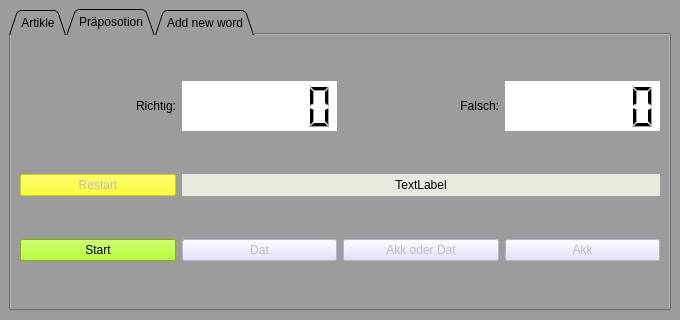
This is data/untitled.ui in DexterXS/GermanX as Qt 5 draws it before an edit. The edited form follows.
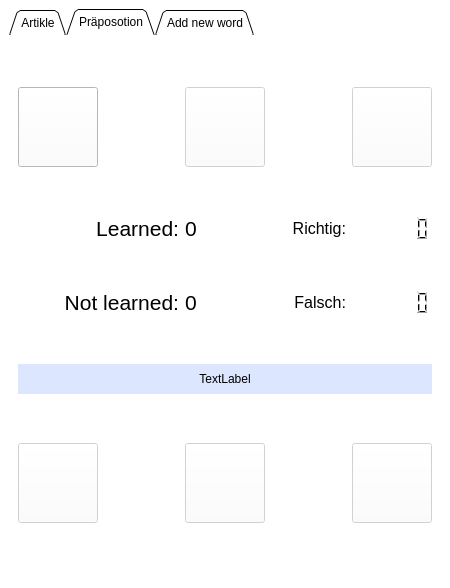
This is the edited form. Icons and pictures are not drawn.

Commit message: change interface and add images and add button stop

```diff
--- a/data/untitled.ui
+++ b/data/untitled.ui
@@ -6,10 +6,16 @@
    <rect>
     <x>0</x>
     <y>0</y>
-    <width>680</width>
-    <height>320</height>
+    <width>450</width>
+    <height>588</height>
    </rect>
   </property>
+  <property name="maximumSize">
+   <size>
+    <width>450</width>
+    <height>640</height>
+   </size>
+  </property>
   <property name="windowTitle">
    <string>Lernen Deutsch</string>
   </property>
@@ -20,12 +26,17 @@
   </property>
   <property name="styleSheet">
    <string notr="true">background-color: rgb(156, 156, 156);
+background-color: rgb(255, 255, 255);
 </string>
   </property>
   <widget class="QWidget" name="centralwidget">
    <layout class="QGridLayout" name="gridLayout_2">
-    <item row="1" column="0">
+    <item row="0" column="0">
      <widget class="QTabWidget" name="Preposition">
+      <property name="styleSheet">
+       <string notr="true">background-color: rgb(255, 255, 255);
+border-color: rgb(0, 0, 0);</string>
+      </property>
       <property name="tabPosition">
        <enum>QTabWidget::North</enum>
       </property>
@@ -185,24 +196,89 @@
         <string>Präposotion</string>
        </attribute>
        <layout class="QGridLayout" name="gridLayout">
-        <item row="1" column="0">
-         <widget class="QLabel" name="label_2">
+        <item row="3" column="2">
+         <widget class="QLabel" name="label_not_learned">
+          <property name="font">
+           <font>
+            <pointsize>16</pointsize>
+           </font>
+          </property>
+          <property name="text">
+           <string>0</string>
+          </property>
+         </widget>
+        </item>
+        <item row="1" column="2">
+         <widget class="QLabel" name="label_learned">
+          <property name="font">
+           <font>
+            <pointsize>16</pointsize>
+           </font>
+          </property>
+          <property name="text">
+           <string>0</string>
+          </property>
+         </widget>
+        </item>
+        <item row="6" column="0" colspan="5">
+         <widget class="QLabel" name="label_output">
+          <property name="maximumSize">
+           <size>
+            <width>16777215</width>
+            <height>30</height>
+           </size>
+          </property>
           <property name="styleSheet">
-           <string notr="true">color: rgb(0, 0, 0);</string>
+           <string notr="true">background-color: rgb(230, 235, 222);
+background-color: rgb(221, 230, 255);
+border-color: rgb(0, 0, 0);
+font: 16pt &quot;MS Shell Dlg 2&quot;;</string>
           </property>
           <property name="text">
-           <string>Richtig:</string>
+           <string>TextLabel</string>
           </property>
           <property name="alignment">
-           <set>Qt::AlignRight|Qt::AlignTrailing|Qt::AlignVCenter</set>
+           <set>Qt::AlignCenter</set>
+          </property>
+          <property name="wordWrap">
+           <bool>false</bool>
           </property>
           <property name="margin">
-           <number>10</number>
+           <number>1</number>
           </property>
          </widget>
         </item>
-        <item row="1" column="4">
+        <item row="1" column="0" colspan="2">
+         <widget class="QLabel" name="label_6">
+          <property name="maximumSize">
+           <size>
+            <width>16777</width>
+            <height>25</height>
+           </size>
+          </property>
+          <property name="font">
+           <font>
+            <pointsize>16</pointsize>
+           </font>
+          </property>
+          <property name="layoutDirection">
+           <enum>Qt::LeftToRight</enum>
+          </property>
+          <property name="text">
+           <string>Learned:</string>
+          </property>
+          <property name="alignment">
+           <set>Qt::AlignRight|Qt::AlignTrailing|Qt::AlignVCenter</set>
+          </property>
+         </widget>
+        </item>
+        <item row="3" column="3">
          <widget class="QLabel" name="label">
+          <property name="font">
+           <font>
+            <pointsize>12</pointsize>
+           </font>
+          </property>
           <property name="text">
            <string>Falsch:</string>
           </property>
@@ -214,191 +290,285 @@
           </property>
          </widget>
         </item>
-        <item row="3" column="0">
-         <widget class="QPushButton" name="pushButton_restart">
-          <property name="enabled">
-           <bool>false</bool>
+        <item row="3" column="4">
+         <widget class="QLCDNumber" name="lcdNumber_f">
+          <property name="minimumSize">
+           <size>
+            <width>0</width>
+            <height>10</height>
+           </size>
+          </property>
+          <property name="maximumSize">
+           <size>
+            <width>200</width>
+            <height>50</height>
+           </size>
           </property>
           <property name="styleSheet">
-           <string notr="true">background-color: rgb(255, 255, 0);</string>
+           <string notr="true">background-color: rgb(255, 255, 255);</string>
           </property>
-          <property name="text">
-           <string>Restart</string>
+          <property name="frameShape">
+           <enum>QFrame::Box</enum>
+          </property>
+          <property name="lineWidth">
+           <number>0</number>
+          </property>
+          <property name="midLineWidth">
+           <number>0</number>
+          </property>
+          <property name="smallDecimalPoint">
+           <bool>false</bool>
+          </property>
+          <property name="digitCount">
+           <number>6</number>
+          </property>
+          <property name="mode">
+           <enum>QLCDNumber::Dec</enum>
+          </property>
+          <property name="segmentStyle">
+           <enum>QLCDNumber::Filled</enum>
           </property>
          </widget>
         </item>
-        <item row="1" column="3">
+        <item row="1" column="4">
          <widget class="QLCDNumber" name="lcdNumber_r">
-          <property name="sizeIncrement">
+          <property name="minimumSize">
            <size>
             <width>0</width>
-            <height>0</height>
+            <height>10</height>
            </size>
           </property>
-          <property name="baseSize">
+          <property name="maximumSize">
            <size>
-            <width>0</width>
-            <height>0</height>
+            <width>200</width>
+            <height>50</height>
            </size>
           </property>
           <property name="styleSheet">
            <string notr="true">background-color: rgb(255, 255, 255);</string>
           </property>
+          <property name="frameShape">
+           <enum>QFrame::Box</enum>
+          </property>
           <property name="lineWidth">
            <number>0</number>
           </property>
+          <property name="midLineWidth">
+           <number>0</number>
+          </property>
+          <property name="smallDecimalPoint">
+           <bool>false</bool>
+          </property>
           <property name="digitCount">
            <number>6</number>
           </property>
+          <property name="mode">
+           <enum>QLCDNumber::Dec</enum>
+          </property>
+          <property name="segmentStyle">
+           <enum>QLCDNumber::Filled</enum>
+          </property>
          </widget>
         </item>
-        <item row="6" column="0">
+        <item row="1" column="3">
+         <widget class="QLabel" name="label_2">
+          <property name="maximumSize">
+           <size>
+            <width>100</width>
+            <height>50</height>
+           </size>
+          </property>
+          <property name="font">
+           <font>
+            <pointsize>12</pointsize>
+           </font>
+          </property>
+          <property name="styleSheet">
+           <string notr="true">color: rgb(0, 0, 0);</string>
+          </property>
+          <property name="text">
+           <string>Richtig:</string>
+          </property>
+          <property name="alignment">
+           <set>Qt::AlignRight|Qt::AlignTrailing|Qt::AlignVCenter</set>
+          </property>
+          <property name="margin">
+           <number>10</number>
+          </property>
+         </widget>
+        </item>
+        <item row="0" column="0">
          <widget class="QPushButton" name="pushButton_start">
-          <property name="maximumSize">
-           <size>
-            <width>16777215</width>
-            <height>30</height>
-           </size>
-          </property>
-          <property name="styleSheet">
-           <string notr="true">background-color: rgb(170, 255, 0);</string>
-          </property>
-          <property name="text">
-           <string>Start</string>
-          </property>
-         </widget>
-        </item>
-        <item row="1" column="5">
-         <widget class="QLCDNumber" name="lcdNumber_f">
           <property name="minimumSize">
            <size>
-            <width>0</width>
-            <height>10</height>
+            <width>80</width>
+            <height>80</height>
            </size>
           </property>
           <property name="maximumSize">
            <size>
-            <width>200</width>
-            <height>50</height>
+            <width>80</width>
+            <height>80</height>
            </size>
           </property>
           <property name="styleSheet">
-           <string notr="true">background-color: rgb(255, 255, 255);</string>
+           <string notr="true">image: url(:/img/start.png);
+border-color: rgb(0, 0, 0);</string>
           </property>
-          <property name="frameShape">
-           <enum>QFrame::Box</enum>
-          </property>
-          <property name="lineWidth">
-           <number>0</number>
-          </property>
-          <property name="midLineWidth">
-           <number>0</number>
-          </property>
-          <property name="smallDecimalPoint">
-           <bool>false</bool>
-          </property>
-          <property name="digitCount">
-           <number>6</number>
-          </property>
-          <property name="mode">
-           <enum>QLCDNumber::Dec</enum>
-          </property>
-          <property name="segmentStyle">
-           <enum>QLCDNumber::Filled</enum>
-          </property>
-         </widget>
-        </item>
-        <item row="6" column="5">
-         <widget class="QPushButton" name="pushButton_akk">
-          <property name="enabled">
-           <bool>false</bool>
-          </property>
-          <property name="maximumSize">
-           <size>
-            <width>16777215</width>
-            <height>16777215</height>
-           </size>
-          </property>
-          <property name="sizeIncrement">
-           <size>
-            <width>15</width>
-            <height>0</height>
-           </size>
-          </property>
-          <property name="baseSize">
-           <size>
-            <width>2</width>
-            <height>-10354</height>
-           </size>
-          </property>
-          <property name="styleSheet">
-           <string notr="true">background-color: rgb(216, 218, 255);</string>
-          </property>
           <property name="text">
-           <string>Akk</string>
+           <string/>
           </property>
          </widget>
         </item>
-        <item row="6" column="4">
-         <widget class="QPushButton" name="pushButton_akk_dat">
-          <property name="enabled">
-           <bool>false</bool>
-          </property>
-          <property name="maximumSize">
-           <size>
-            <width>16777215</width>
-            <height>16777215</height>
-           </size>
-          </property>
-          <property name="styleSheet">
-           <string notr="true">background-color: rgb(216, 218, 255);</string>
-          </property>
-          <property name="text">
-           <string>Akk oder Dat</string>
-          </property>
-         </widget>
-        </item>
-        <item row="6" column="3">
+        <item row="8" column="0">
          <widget class="QPushButton" name="pushButton_dat">
           <property name="enabled">
            <bool>false</bool>
           </property>
+          <property name="minimumSize">
+           <size>
+            <width>80</width>
+            <height>80</height>
+           </size>
+          </property>
           <property name="styleSheet">
-           <string notr="true">background-color: rgb(216, 218, 255);
+           <string notr="true">background-color: rgb(255, 255, 255);
+border-color: rgb(255, 255, 255);
+image: url(:/img/dat.png);
 </string>
           </property>
           <property name="inputMethodHints">
            <set>Qt::ImhNone</set>
           </property>
           <property name="text">
-           <string>Dat</string>
+           <string/>
           </property>
          </widget>
         </item>
-        <item row="3" column="3" colspan="3">
-         <widget class="QLabel" name="label_output">
+        <item row="3" column="0" colspan="2">
+         <widget class="QLabel" name="label_8">
           <property name="maximumSize">
            <size>
-            <width>16777215</width>
-            <height>30</height>
+            <width>16777</width>
+            <height>25</height>
            </size>
           </property>
-          <property name="styleSheet">
-           <string notr="true">background-color: rgb(230, 235, 222);
-border-color: rgb(0, 0, 0);
-font: 16pt &quot;MS Shell Dlg 2&quot;;</string>
+          <property name="font">
+           <font>
+            <pointsize>16</pointsize>
+           </font>
+          </property>
+          <property name="layoutDirection">
+           <enum>Qt::LeftToRight</enum>
           </property>
           <property name="text">
-           <string>TextLabel</string>
+           <string>Not learned:</string>
           </property>
           <property name="alignment">
-           <set>Qt::AlignCenter</set>
+           <set>Qt::AlignRight|Qt::AlignTrailing|Qt::AlignVCenter</set>
           </property>
-          <property name="wordWrap">
+         </widget>
+        </item>
+        <item row="0" column="2">
+         <widget class="QPushButton" name="pushButton_restart">
+          <property name="enabled">
            <bool>false</bool>
           </property>
-          <property name="margin">
-           <number>1</number>
+          <property name="minimumSize">
+           <size>
+            <width>80</width>
+            <height>80</height>
+           </size>
+          </property>
+          <property name="styleSheet">
+           <string notr="true">background-color: rgb(255, 255, 255);
+image: url(:/img/restart.png);</string>
+          </property>
+          <property name="text">
+           <string/>
+          </property>
+         </widget>
+        </item>
+        <item row="0" column="4">
+         <widget class="QPushButton" name="pushButton_stop">
+          <property name="enabled">
+           <bool>false</bool>
+          </property>
+          <property name="minimumSize">
+           <size>
+            <width>80</width>
+            <height>80</height>
+           </size>
+          </property>
+          <property name="styleSheet">
+           <string notr="true">image: url(:/img/stop.png);</string>
+          </property>
+          <property name="text">
+           <string/>
+          </property>
+         </widget>
+        </item>
+        <item row="8" column="4">
+         <widget class="QPushButton" name="pushButton_akk">
+          <property name="enabled">
+           <bool>false</bool>
+          </property>
+          <property name="minimumSize">
+           <size>
+            <width>80</width>
+            <height>80</height>
+           </size>
+          </property>
+          <property name="maximumSize">
+           <size>
+            <width>120</width>
+            <height>120</height>
+           </size>
+          </property>
+          <property name="sizeIncrement">
+           <size>
+            <width>0</width>
+            <height>0</height>
+           </size>
+          </property>
+          <property name="baseSize">
+           <size>
+            <width>0</width>
+            <height>0</height>
+           </size>
+          </property>
+          <property name="styleSheet">
+           <string notr="true">background-color: rgb(255, 255, 255);
+image: url(:/img/akk.png);</string>
+          </property>
+          <property name="text">
+           <string/>
+          </property>
+         </widget>
+        </item>
+        <item row="8" column="2">
+         <widget class="QPushButton" name="pushButton_akk_dat">
+          <property name="enabled">
+           <bool>false</bool>
+          </property>
+          <property name="minimumSize">
+           <size>
+            <width>80</width>
+            <height>80</height>
+           </size>
+          </property>
+          <property name="maximumSize">
+           <size>
+            <width>120</width>
+            <height>120</height>
+           </size>
+          </property>
+          <property name="styleSheet">
+           <string notr="true">background-color: rgb(255, 255, 255);
+image: url(:/img/akk_dat.png);</string>
+          </property>
+          <property name="text">
+           <string/>
           </property>
          </widget>
         </item>
```
Left out of the diff: 1 changed line with no effect on the pictures. The commit also changes 8 other files.
